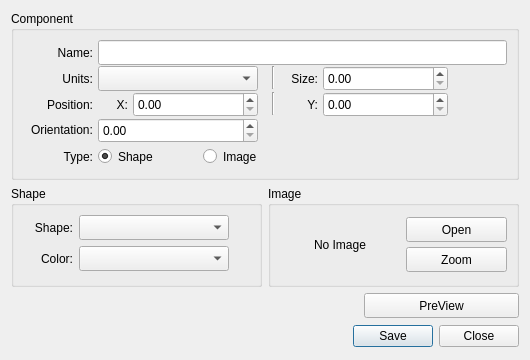
This is saccadeApp/resources/gui_files/ui_files/component.ui in cwichel/Thesis_Code as Qt 5 draws it before an edit. The edited form follows.
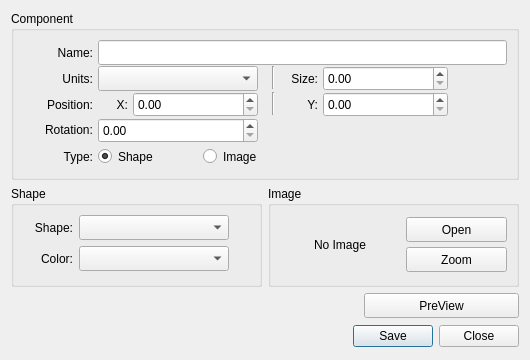
This is the edited form.

Patch:
```diff
--- a/saccadeApp/resources/gui_files/ui_files/component.ui
+++ b/saccadeApp/resources/gui_files/ui_files/component.ui
@@ -367,7 +367,7 @@
       <item row="3" column="0">
        <widget class="QLabel" name="lbl_orientation">
         <property name="text">
-         <string>Orientation:</string>
+         <string>Rotation:</string>
         </property>
        </widget>
       </item>
```
Left out of the diff: 1 changed line with no effect on the pictures.
